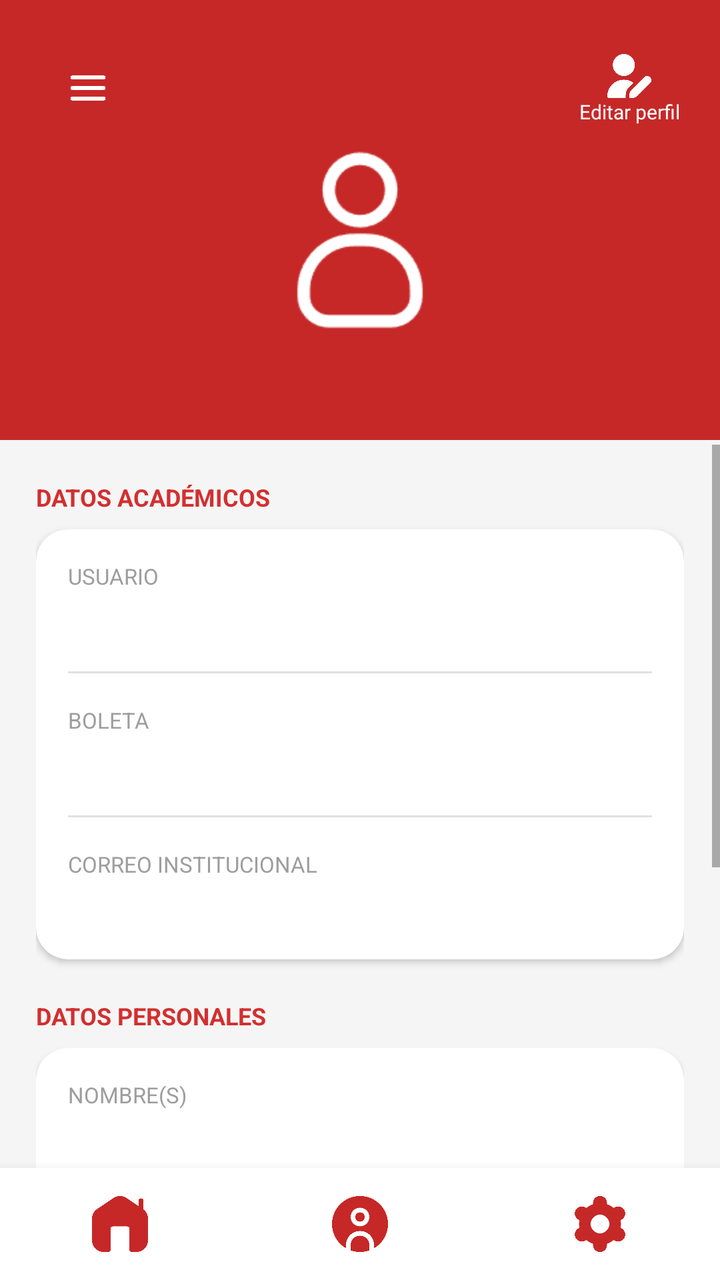
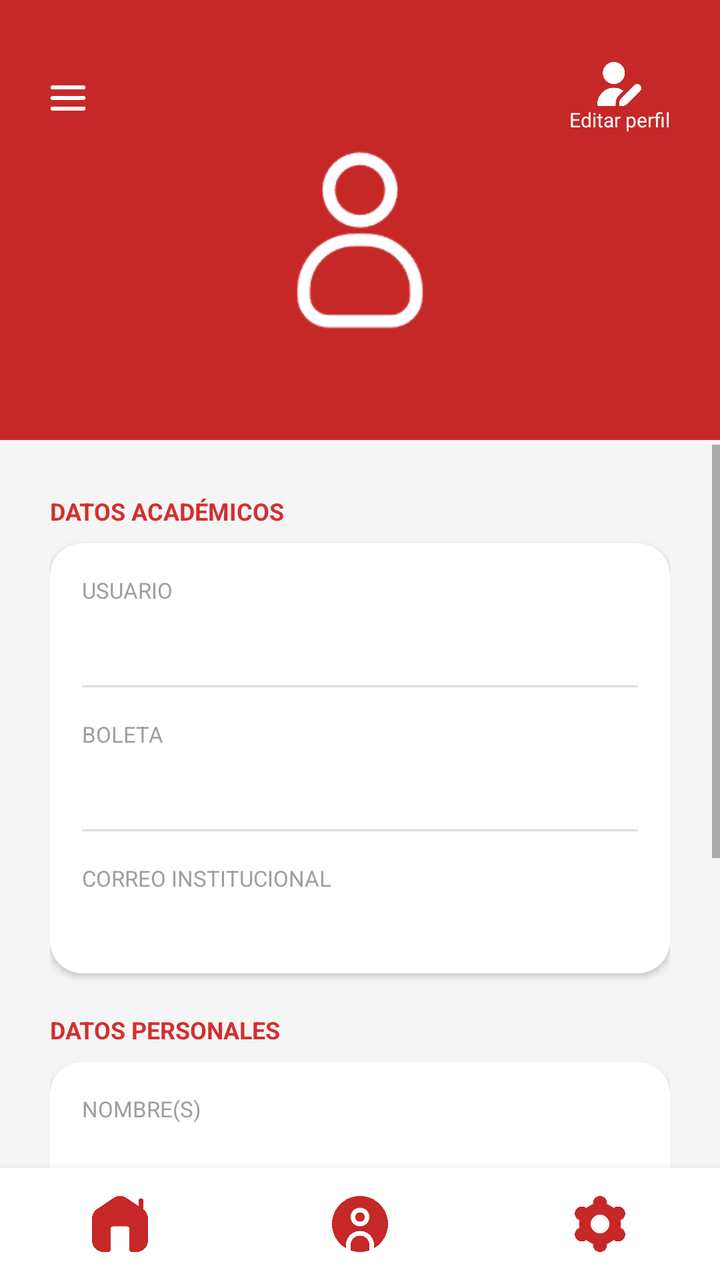

Two renders of the same Android screen: before a commit and after it. Below are the layout's source before the change and the commit's diff.
<!-- AndroidManifest.xml: application theme Theme.ActivaESCOM -->
<!-- res/layout/activity_perfil.xml -->
<?xml version="1.0" encoding="utf-8"?>
<androidx.drawerlayout.widget.DrawerLayout xmlns:android="http://schemas.android.com/apk/res/android"
    xmlns:app="http://schemas.android.com/apk/res-auto"
    android:id="@+id/drawerLayout"
    android:layout_width="match_parent"
    android:layout_height="match_parent">

    <androidx.constraintlayout.widget.ConstraintLayout
        android:layout_width="match_parent"
        android:layout_height="match_parent"
        android:background="@color/gray_background">

        
        <View
            android:id="@+id/header_bg"
            android:layout_width="match_parent"
            android:layout_height="220dp"
            android:background="@color/red_1"
            app:layout_constraintTop_toTopOf="parent" />

        <ImageButton
            android:id="@+id/btnHamburguesa"
            android:layout_width="48dp"
            android:layout_height="48dp"
            android:background="@color/red_1"
            android:padding="8dp"
            android:scaleType="fitCenter"
            android:src="@drawable/navigation"
            android:layout_marginStart="20dp"
            android:layout_marginTop="20dp"
            app:layout_constraintStart_toStartOf="parent"
            app:layout_constraintTop_toTopOf="parent" />

        <LinearLayout
            android:id="@+id/layoutEditarPerfil"
            android:layout_width="wrap_content"
            android:layout_height="wrap_content"
            android:layout_marginEnd="20dp"
            android:layout_marginTop="27dp"
            android:gravity="center"
            android:orientation="vertical"
            android:clickable="true"
            android:focusable="true"
            android:background="?attr/selectableItemBackgroundBorderless"
            app:layout_constraintEnd_toEndOf="parent"
            app:layout_constraintTop_toTopOf="parent">

            <ImageView
                android:layout_width="22dp"
                android:layout_height="22dp"
                android:src="@drawable/edit_profile"
                app:tint="@color/white" />

            <TextView
                android:layout_width="wrap_content"
                android:layout_height="wrap_content"
                android:text="Editar perfil"
                android:textColor="@color/white"
                android:textSize="10sp" />
        </LinearLayout>

        <FrameLayout
            android:id="@+id/frameAvatar"
            android:layout_width="100dp"
            android:layout_height="100dp"
            android:layout_marginTop="70dp"
            android:background="@drawable/bg_circulo"
            android:clipToOutline="true"
            app:layout_constraintEnd_toEndOf="parent"
            app:layout_constraintStart_toStartOf="parent"
            app:layout_constraintTop_toTopOf="parent">

            <ImageView
                android:id="@+id/imgPerfil"
                android:layout_width="match_parent"
                android:layout_height="match_parent"
                android:scaleType="centerCrop"
                android:src="@drawable/profile_default" />
        </FrameLayout>

        
        <TextView
            android:id="@+id/tvNombreCompleto"
            android:layout_width="wrap_content"
            android:layout_height="wrap_content"
            android:layout_marginTop="8dp"
            android:textColor="@color/white"
            android:textSize="18sp"
            android:textStyle="bold"
            android:text=""
            app:layout_constraintEnd_toEndOf="parent"
            app:layout_constraintStart_toStartOf="parent"
            app:layout_constraintTop_toBottomOf="@id/frameAvatar" />

        
        <ScrollView
            android:layout_width="match_parent"
            android:layout_height="0dp"
            android:layout_marginTop="20dp"
            app:layout_constraintTop_toBottomOf="@id/tvNombreCompleto"
            app:layout_constraintBottom_toTopOf="@id/bottomNavBar">

            <LinearLayout
                android:layout_width="match_parent"
                android:layout_height="wrap_content"
                android:orientation="vertical"
                android:padding="18dp">

                <TextView
                    android:layout_width="wrap_content"
                    android:layout_height="wrap_content"
                    android:layout_marginBottom="8dp"
                    android:text="DATOS ACADÉMICOS"
                    android:textColor="@color/red_4"
                    android:textSize="12sp"
                    android:textStyle="bold" />

                <androidx.cardview.widget.CardView
                    android:layout_width="match_parent"
                    android:layout_height="wrap_content"
                    android:layout_marginBottom="20dp"
                    app:cardCornerRadius="16dp"
                    app:cardElevation="2dp">

                    <LinearLayout
                        android:layout_width="match_parent"
                        android:layout_height="wrap_content"
                        android:orientation="vertical">

                        
                        <LinearLayout
                            android:layout_width="match_parent"
                            android:layout_height="wrap_content"
                            android:orientation="vertical"
                            android:padding="16dp">

                            <TextView
                                android:layout_width="wrap_content"
                                android:layout_height="wrap_content"
                                android:text="USUARIO"
                                android:textColor="@color/gray_text"
                                android:textSize="11sp" />

                            <TextView
                                android:id="@+id/tvUsuario"
                                android:layout_width="wrap_content"
                                android:layout_height="wrap_content"
                                android:layout_marginTop="4dp"
                                android:text=""
                                android:textColor="@color/black"
                                android:textSize="15sp" />
                        </LinearLayout>

                        <View
                            android:layout_width="match_parent"
                            android:layout_height="1dp"
                            android:layout_marginHorizontal="16dp"
                            android:background="@color/gray_light" />

                        
                        <LinearLayout
                            android:layout_width="match_parent"
                            android:layout_height="wrap_content"
                            android:orientation="vertical"
                            android:padding="16dp">

                            <TextView
                                android:layout_width="wrap_content"
                                android:layout_height="wrap_content"
                                android:text="BOLETA"
                                android:textColor="@color/gray_text"
                                android:textSize="11sp" />

                            <TextView
                                android:id="@+id/tvBoleta"
                                android:layout_width="wrap_content"
                                android:layout_height="wrap_content"
                                android:layout_marginTop="4dp"
                                android:text=""
                                android:textColor="@color/black"
                                android:textSize="15sp" />
                        </LinearLayout>

                        <View
                            android:layout_width="match_parent"
                            android:layout_height="1dp"
                            android:layout_marginHorizontal="16dp"
                            android:background="@color/gray_light" />

                        
                        <LinearLayout
                            android:layout_width="match_parent"
                            android:layout_height="wrap_content"
                            android:orientation="vertical"
                            android:padding="16dp">

                            <TextView
                                android:layout_width="wrap_content"
                                android:layout_height="wrap_content"
                                android:text="CORREO INSTITUCIONAL"
                                android:textColor="@color/gray_text"
                                android:textSize="11sp" />

                            <TextView
                                android:id="@+id/tvCorreo"
                                android:layout_width="wrap_content"
                                android:layout_height="wrap_content"
                                android:layout_marginTop="4dp"
                                android:text=""
                                android:textColor="@color/black"
                                android:textSize="15sp" />
                        </LinearLayout>
                    </LinearLayout>
                </androidx.cardview.widget.CardView>

                
                <TextView
                    android:layout_width="wrap_content"
                    android:layout_height="wrap_content"
                    android:layout_marginBottom="8dp"
                    android:text="DATOS PERSONALES"
                    android:textColor="@color/red_4"
                    android:textSize="12sp"
                    android:textStyle="bold" />

                <androidx.cardview.widget.CardView
                    android:layout_width="match_parent"
                    android:layout_height="wrap_content"
                    android:layout_marginBottom="20dp"
                    app:cardCornerRadius="16dp"
                    app:cardElevation="2dp">

                    <LinearLayout
                        android:layout_width="match_parent"
                        android:layout_height="wrap_content"
                        android:orientation="vertical">

                        
                        <LinearLayout
                            android:layout_width="match_parent"
                            android:layout_height="wrap_content"
                            android:orientation="vertical"
                            android:padding="16dp">

                            <TextView
                                android:layout_width="wrap_content"
                                android:layout_height="wrap_content"
                                android:text="NOMBRE(S)"
                                android:textColor="@color/gray_text"
                                android:textSize="11sp" />

                            <TextView
                                android:id="@+id/tvNombre"
                                android:layout_width="wrap_content"
                                android:layout_height="wrap_content"
                                android:layout_marginTop="4dp"
                                android:text=""
                                android:textColor="@color/black"
                                android:textSize="15sp" />
                        </LinearLayout>

                        <View
                            android:layout_width="match_parent"
                            android:layout_height="1dp"
                            android:layout_marginHorizontal="16dp"
                            android:background="@color/gray_light" />

                        
                        <LinearLayout
                            android:layout_width="match_parent"
                            android:layout_height="wrap_content"
                            android:orientation="vertical"
                            android:padding="16dp">

                            <TextView
                                android:layout_width="wrap_content"
                                android:layout_height="wrap_content"
                                android:text="APELLIDO(S)"
                                android:textColor="@color/gray_text"
                                android:textSize="11sp" />

                            <TextView
                                android:id="@+id/tvApellido"
                                android:layout_width="wrap_content"
                                android:layout_height="wrap_content"
                                android:layout_marginTop="4dp"
                                android:text=""
                                android:textColor="@color/black"
                                android:textSize="15sp" />
                        </LinearLayout>

                        <View
                            android:layout_width="match_parent"
                            android:layout_height="1dp"
                            android:layout_marginHorizontal="16dp"
                            android:background="@color/gray_light" />

                        
                        <LinearLayout
                            android:layout_width="match_parent"
                            android:layout_height="wrap_content"
                            android:orientation="vertical"
                            android:padding="16dp">

                            <TextView
                                android:layout_width="wrap_content"
                                android:layout_height="wrap_content"
                                android:text="FECHA DE NACIMIENTO"
                                android:textColor="@color/gray_text"
                                android:textSize="11sp" />

                            <TextView
                                android:id="@+id/tvFechaNacimiento"
                                android:layout_width="wrap_content"
                                android:layout_height="wrap_content"
                                android:layout_marginTop="4dp"
                                android:text=""
                                android:textColor="@color/black"
                                android:textSize="15sp" />
                        </LinearLayout>
                    </LinearLayout>
                </androidx.cardview.widget.CardView>

                
                <Button
                    android:id="@+id/btnCambiarPassword"
                    android:layout_width="match_parent"
                    android:layout_height="56dp"
                    android:layout_marginBottom="8dp"
                    android:backgroundTint="@color/white"
                    android:text="Cambiar contraseña"
                    android:textColor="@color/red_1"
                    android:textStyle="bold"
                    style="?android:attr/borderlessButtonStyle"/>

            </LinearLayout>
        </ScrollView>

        <include
            android:id="@+id/bottomNavBar"
            layout="@layout/bottom_navigation"
            android:layout_width="match_parent"
            android:layout_height="56dp"
            app:layout_constraintBottom_toBottomOf="parent"
            app:layout_constraintEnd_toEndOf="parent"
            app:layout_constraintStart_toStartOf="parent" />

    </androidx.constraintlayout.widget.ConstraintLayout>

    <com.google.android.material.navigation.NavigationView
        android:id="@+id/navigationView"
        android:layout_width="wrap_content"
        android:layout_height="match_parent"
        android:layout_gravity="start"
        android:background="@color/white"
        app:headerLayout="@layout/nav_header"
        app:menu="@menu/nav_menu" />

</androidx.drawerlayout.widget.DrawerLayout>
<!-- res/layout/bottom_navigation.xml (included above) -->
<?xml version="1.0" encoding="utf-8"?>
<LinearLayout xmlns:android="http://schemas.android.com/apk/res/android"
    android:id="@+id/bottomNavBar"
    android:layout_width="match_parent"
    android:layout_height="56dp"
    android:orientation="horizontal"
    android:background="@color/white"
    android:elevation="8dp">

    <ImageButton
        android:id="@+id/navInicio"
        android:layout_width="0dp"
        android:layout_height="match_parent"
        android:layout_weight="1"
        android:src="@drawable/home"
        android:background="?attr/selectableItemBackgroundBorderless"
        android:scaleType="fitCenter"
        android:padding="14dp"
        android:tint="@color/red_1" />

    <ImageButton
        android:id="@+id/navPerfil"
        android:layout_width="0dp"
        android:layout_height="match_parent"
        android:layout_weight="1"
        android:src="@drawable/profile"
        android:background="?attr/selectableItemBackgroundBorderless"
        android:scaleType="fitCenter"
        android:padding="14dp"
        android:tint="@color/red_1"/>

    <ImageButton
        android:id="@+id/navConfig"
        android:layout_width="0dp"
        android:layout_height="match_parent"
        android:layout_weight="1"
        android:src="@drawable/settings"
        android:background="?attr/selectableItemBackgroundBorderless"
        android:scaleType="fitCenter"
        android:padding="14dp"
        android:tint="@color/red_1"/>
</LinearLayout>
<!-- res/layout/nav_header.xml (included above) -->
<?xml version="1.0" encoding="utf-8"?>
<LinearLayout xmlns:android="http://schemas.android.com/apk/res/android"
    android:layout_width="match_parent"
    android:layout_height="match_parent"
    android:orientation="vertical"
    android:background="@color/white">

    <LinearLayout
        android:layout_width="311dp"
        android:layout_height="175dp"
        android:background="@color/red_900"
        android:gravity="bottom"
        android:orientation="vertical"
        android:padding="25dp">

        <ImageView
            android:layout_width="60dp"
            android:layout_height="60dp"
            android:src="@drawable/logo_ipn"
            android:tint="@color/white" />

        <TextView
            android:layout_width="wrap_content"
            android:layout_height="wrap_content"
            android:layout_marginTop="14dp"
            android:text="EntrenaIPN"
            android:textColor="@color/white"
            android:textSize="20sp"
            android:textStyle="bold" />

        <TextView
            android:layout_width="wrap_content"
            android:layout_height="wrap_content"
            android:text="ESCOM - ISC"
            android:textColor="@color/red_300"
            android:textSize="14sp" />
    </LinearLayout>

    <LinearLayout
        android:layout_width="310dp"
        android:layout_height="wrap_content"
        android:orientation="vertical"
        android:paddingTop="15dp">

        <TextView
            android:id="@+id/menu_actividad"
            android:layout_width="match_parent"
            android:layout_height="wrap_content"
            android:background="?attr/selectableItemBackground"
            android:clickable="true"
            android:focusable="true"
            android:padding="16dp"
            android:text="🏠  Inicio"
            android:textColor="@color/black"
            android:textSize="16sp" />

        <TextView
            android:id="@+id/menu_progreso"
            android:layout_width="match_parent"
            android:layout_height="wrap_content"
            android:background="?attr/selectableItemBackground"
            android:clickable="true"
            android:focusable="true"
            android:padding="16dp"
            android:text="📈  Progreso semanal"
            android:textColor="@color/black"
            android:textSize="16sp" />

        <LinearLayout
            android:id="@+id/menu_nuevo_container"
            android:layout_width="match_parent"
            android:layout_height="wrap_content"
            android:orientation="vertical">

            <LinearLayout
                android:id="@+id/menu_nuevo_header"
                android:layout_width="match_parent"
                android:layout_height="wrap_content"
                android:background="?attr/selectableItemBackground"
                android:clickable="true"
                android:focusable="true"
                android:orientation="horizontal"
                android:paddingStart="16dp"
                android:paddingEnd="16dp"
                android:paddingTop="16dp"
                android:paddingBottom="16dp"
                android:gravity="center_vertical">

                <TextView
                    android:id="@+id/menu_nuevo_label"
                    android:layout_width="0dp"
                    android:layout_height="wrap_content"
                    android:layout_weight="1"
                    android:text="💪  Entrenamientos"
                    android:textColor="@color/black"
                    android:textSize="16sp" />

                <ImageView
                    android:id="@+id/menu_nuevo_arrow"
                    android:layout_width="20dp"
                    android:layout_height="20dp"
                    android:src="@drawable/opciones_entrenamientos"
                    android:rotation="0"
                    android:tint="@color/gray_text"
                    android:layout_marginEnd="25dp"/>

            </LinearLayout>

            <LinearLayout
                android:id="@+id/menu_nuevo_submenu"
                android:layout_width="match_parent"
                android:layout_height="wrap_content"
                android:orientation="vertical"
                android:paddingStart="16dp"
                android:visibility="gone">

                <TextView
                    android:id="@+id/menu_config_nuevo_entrenamiento"
                    android:layout_width="match_parent"
                    android:layout_height="wrap_content"
                    android:background="?attr/selectableItemBackground"
                    android:clickable="true"
                    android:focusable="true"
                    android:padding="12dp"
                    android:text="📝  Configurar entrenamiento"
                    android:textColor="@color/black"
                    android:textSize="15sp" />

                <TextView
                    android:id="@+id/menu_ejercicio_carrera"
                    android:layout_width="match_parent"
                    android:layout_height="wrap_content"
                    android:background="?attr/selectableItemBackground"
                    android:clickable="true"
                    android:focusable="true"
                    android:padding="12dp"
                    android:text="🏃  Carrera"
                    android:textColor="@color/black"
                    android:textSize="15sp" />

                <TextView
                    android:id="@+id/menu_ejercicio_caminata"
                    android:layout_width="match_parent"
                    android:layout_height="wrap_content"
                    android:background="?attr/selectableItemBackground"
                    android:clickable="true"
                    android:focusable="true"
                    android:padding="12dp"
                    android:text="🚶  Caminata"
                    android:textColor="@color/black"
                    android:textSize="15sp" />

                <TextView
                    android:id="@+id/menu_ejercicio_bicicleta"
                    android:layout_width="match_parent"
                    android:layout_height="wrap_content"
                    android:background="?attr/selectableItemBackground"
                    android:clickable="true"
                    android:focusable="true"
                    android:padding="12dp"
                    android:text="🚴  Bicicleta"
                    android:textColor="@color/black"
                    android:textSize="15sp" />

                <TextView
                    android:id="@+id/menu_ejercicio_fuerza"
                    android:layout_width="match_parent"
                    android:layout_height="wrap_content"
                    android:background="?attr/selectableItemBackground"
                    android:clickable="true"
                    android:focusable="true"
                    android:padding="12dp"
                    android:text="🏋️  Fuerza"
                    android:textColor="@color/black"
                    android:textSize="15sp" />

                <TextView
                    android:id="@+id/menu_ejercicio_yoga"
                    android:layout_width="match_parent"
                    android:layout_height="wrap_content"
                    android:background="?attr/selectableItemBackground"
                    android:clickable="true"
                    android:focusable="true"
                    android:padding="12dp"
                    android:text="🧘  Yoga"
                    android:textColor="@color/black"
                    android:textSize="15sp" />

                <TextView
                    android:id="@+id/menu_ejercicio_natacion"
                    android:layout_width="match_parent"
                    android:layout_height="wrap_content"
                    android:background="?attr/selectableItemBackground"
                    android:clickable="true"
                    android:focusable="true"
                    android:padding="12dp"
                    android:text="🏊  Natación"
                    android:textColor="@color/black"
                    android:textSize="15sp" />

            </LinearLayout>

        </LinearLayout>

        <TextView
            android:id="@+id/menu_config"
            android:layout_width="match_parent"
            android:layout_height="wrap_content"
            android:background="?attr/selectableItemBackground"
            android:clickable="true"
            android:focusable="true"
            android:padding="16dp"
            android:text="⚙️  Configuración"
            android:textColor="@color/black"
            android:textSize="16sp" />

        <View
            android:layout_width="match_parent"
            android:layout_height="1dp"
            android:layout_marginHorizontal="16dp"
            android:layout_marginTop="8dp"
            android:background="@color/gray_light" />

        <TextView
            android:id="@+id/menu_logout"
            android:layout_width="match_parent"
            android:layout_height="wrap_content"
            android:background="?attr/selectableItemBackground"
            android:clickable="true"
            android:focusable="true"
            android:padding="16dp"
            android:text="🚪  Cerrar sesión"
            android:textColor="@color/red_900"
            android:textSize="16sp" />
    </LinearLayout>
</LinearLayout>
<!-- resources referenced by this layout -->
<resources>
  <color name="black">#FF000000</color>
  <color name="gray_background">#F5F5F5</color>
  <color name="gray_light">#E0E0E0</color>
  <color name="gray_text">#9E9E9E</color>
  <color name="red_1">#C62828</color>
  <color name="red_300">#EF9A9A</color>
  <color name="red_4">#D32F2F</color>
  <color name="red_900">#B71C1C</color>
  <color name="white">#FFFFFFFF</color>
  <!-- drawable bg_circulo (drawable) -->
  <?xml version="1.0" encoding="utf-8"?>
  <shape xmlns:android="http://schemas.android.com/apk/res/android"
      android:shape="oval">
      <solid android:color="@color/red_800" />
  </shape>
  <!-- drawable edit_profile: png bitmap (drawable, 11005 bytes) -->
  <!-- drawable home: png bitmap (drawable, 8137 bytes) -->
  <!-- drawable logo_ipn: png bitmap (drawable, 799627 bytes) -->
  <!-- drawable navigation: png bitmap (drawable, 8970 bytes) -->
  <!-- drawable opciones_entrenamientos: png bitmap (drawable, 3444 bytes) -->
  <!-- drawable profile: png bitmap (drawable, 16040 bytes) -->
  <!-- drawable profile_default: png bitmap (drawable, 3596 bytes) -->
  <!-- drawable settings: png bitmap (drawable, 12454 bytes) -->
  <style name="Theme.ActivaESCOM" parent="Base.Theme.ActivaESCOM">
      </style>
  <color name="red_800">#C62828</color>
  <style name="Base.Theme.ActivaESCOM" parent="Theme.MaterialComponents.DayNight.NoActionBar">
      </style>
</resources>

<!-- the commit's change to res/layout/activity_perfil.xml (unified diff, before → after) -->
@@ -22,21 +22,21 @@
             android:id="@+id/btnHamburguesa"
             android:layout_width="48dp"
             android:layout_height="48dp"
-            android:background="@color/red_1"
+            android:src="@drawable/navigation"
+            android:background="@android:color/transparent"
+            android:scaleType="fitCenter"
             android:padding="8dp"
-            android:scaleType="fitCenter"
-            android:src="@drawable/navigation"
-            android:layout_marginStart="20dp"
-            android:layout_marginTop="20dp"
-            app:layout_constraintStart_toStartOf="parent"
-            app:layout_constraintTop_toTopOf="parent" />
+            android:layout_marginStart="10dp"
+            android:layout_marginTop="25dp"
+            app:layout_constraintTop_toTopOf="parent"
+            app:layout_constraintStart_toStartOf="parent"/>
 
         <LinearLayout
             android:id="@+id/layoutEditarPerfil"
             android:layout_width="wrap_content"
             android:layout_height="wrap_content"
-            android:layout_marginEnd="20dp"
-            android:layout_marginTop="27dp"
+            android:layout_marginEnd="25dp"
+            android:layout_marginTop="31dp"
             android:gravity="center"
             android:orientation="vertical"
             android:clickable="true"
@@ -104,7 +104,7 @@
                 android:layout_width="match_parent"
                 android:layout_height="wrap_content"
                 android:orientation="vertical"
-                android:padding="18dp">
+                android:padding="25dp">
 
                 <TextView
                     android:layout_width="wrap_content"
@@ -525,7 +525,7 @@
                     android:clickable="true"
                     android:focusable="true"
                     android:padding="12dp"
-                    android:text="📝  Configurar entrenamiento"
+                    android:text="📝  Nuevo entrenamiento"
                     android:textColor="@color/black"
                     android:textSize="15sp" />
 
